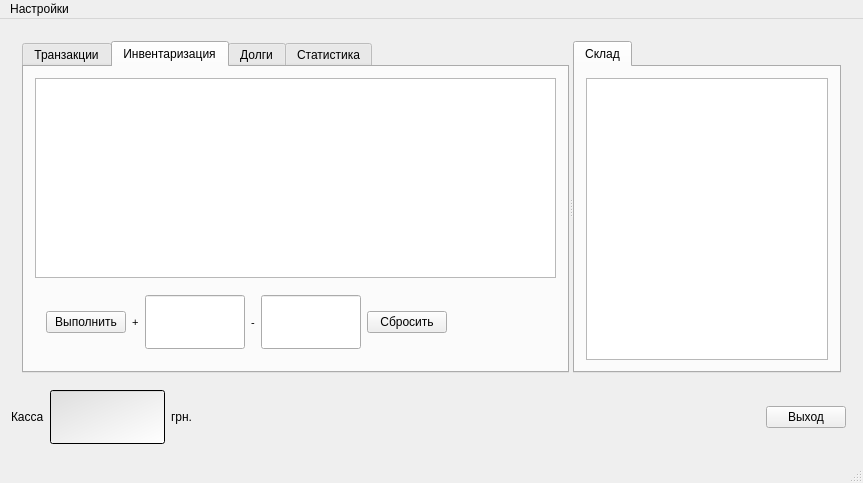
First picture: the form in bar/bar.ui, repository SergMaruda/bar, before the edit.
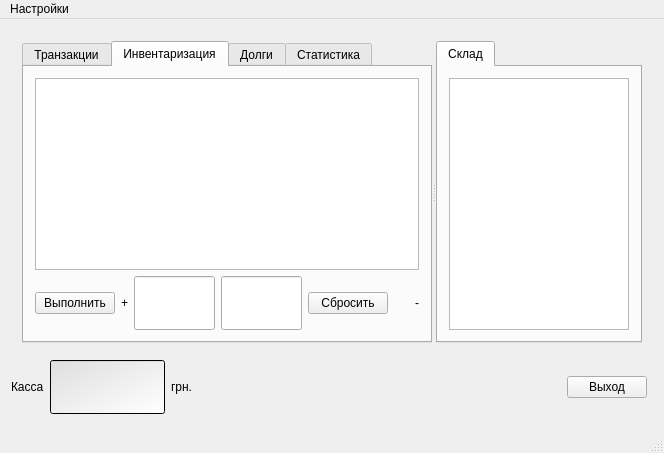
Second picture: the form after the edit. The open tabs and pages were chosen to show the change. Icons and pictures are not drawn. Custom widgets are drawn as their Qt base class.

Commit message: GUI Update: removing useless things

Diff of the .ui file:
```diff
--- a/bar/bar.ui
+++ b/bar/bar.ui
@@ -6,8 +6,8 @@
    <rect>
     <x>0</x>
     <y>0</y>
-    <width>863</width>
-    <height>483</height>
+    <width>664</width>
+    <height>453</height>
    </rect>
   </property>
   <property name="windowTitle">
@@ -45,7 +45,7 @@
            </size>
           </property>
           <property name="currentIndex">
-           <number>0</number>
+           <number>1</number>
           </property>
           <widget class="QWidget" name="tabWidgetPage1_2">
            <attribute name="title">
@@ -112,7 +112,7 @@
                </size>
               </property>
               <property name="currentIndex">
-               <number>2</number>
+               <number>0</number>
               </property>
               <widget class="QWidget" name="tabWidgetPage1">
                <attribute name="title">
@@ -231,13 +231,13 @@
                  <widget class="QPushButton" name="pushButton">
                   <property name="minimumSize">
                    <size>
-                    <width>125</width>
-                    <height>33</height>
+                    <width>0</width>
+                    <height>0</height>
                    </size>
                   </property>
                   <property name="maximumSize">
                    <size>
-                    <width>125</width>
+                    <width>120</width>
                     <height>16777215</height>
                    </size>
                   </property>
@@ -606,11 +606,6 @@
               </widget>
              </widget>
             </item>
-            <item>
-             <widget class="QWidget" name="widget_2" native="true">
-              <layout class="QHBoxLayout" name="horizontalLayout_3"/>
-             </widget>
-            </item>
            </layout>
           </widget>
           <widget class="QWidget" name="tab_3">
@@ -618,22 +613,15 @@
             <string>Инвентаризация</string>
            </attribute>
            <layout class="QGridLayout" name="gridLayout_4">
-            <item row="0" column="0">
+            <item row="2" column="0">
              <widget class="QTableViewCheckView" name="tableViewGoodsCheck">
               <property name="editTriggers">
                <set>QAbstractItemView::AnyKeyPressed|QAbstractItemView::DoubleClicked</set>
               </property>
              </widget>
             </item>
-            <item row="1" column="0">
-             <widget class="QWidget" name="widget" native="true">
-              <property name="minimumSize">
-               <size>
-                <width>0</width>
-                <height>20</height>
-               </size>
-              </property>
-              <layout class="QHBoxLayout" name="horizontalLayout_4">
+            <item row="3" column="0">
+             <layout class="QHBoxLayout" name="horizontalLayout_3">
                <item>
                 <widget class="QPushButton" name="performGoodsCheck">
                  <property name="text">
@@ -643,15 +631,6 @@
                </item>
                <item>
                 <widget class="QLabel" name="label_14">
-                 <property name="font">
-                  <font>
-                   <family>MS Shell Dlg 2</family>
-                   <pointsize>8</pointsize>
-                   <weight>50</weight>
-                   <italic>false</italic>
-                   <bold>false</bold>
-                  </font>
-                 </property>
                  <property name="text">
                   <string>+</string>
                  </property>
@@ -670,22 +649,6 @@
                  </property>
                 </widget>
                </item>
-               <item>
-                <widget class="QLabel" name="label_15">
-                 <property name="font">
-                  <font>
-                   <family>MS Shell Dlg 2</family>
-                   <pointsize>8</pointsize>
-                   <weight>50</weight>
-                   <italic>false</italic>
-                   <bold>false</bold>
-                  </font>
-                 </property>
-                 <property name="text">
-                  <string>-</string>
-                 </property>
-                </widget>
-               </item>
                <item>
                 <widget class="QLineEdit" name="lineEditGoodMinus">
                  <property name="maximumSize">
@@ -719,8 +682,14 @@
                  </property>
                 </spacer>
                </item>
-              </layout>
-             </widget>
+              <item>
+               <widget class="QLabel" name="label_15">
+                <property name="text">
+                 <string>-</string>
+                </property>
+               </widget>
+              </item>
+             </layout>
             </item>
            </layout>
           </widget>
@@ -949,7 +918,7 @@
            <attribute name="title">
             <string>Склад</string>
            </attribute>
-           <layout class="QHBoxLayout" name="horizontalLayout_2">
+           <layout class="QHBoxLayout" name="horizontalLayout_2" stretch="1">
             <item>
              <widget class="QTableViewGoodsStore" name="tableViewGood">
               <property name="minimumSize">
@@ -998,7 +967,7 @@
     <item>
      <layout class="QHBoxLayout" name="horizontalLayout" stretch="0,4,0,4,0">
       <property name="sizeConstraint">
-       <enum>QLayout::SetDefaultConstraint</enum>
+       <enum>QLayout::SetFixedSize</enum>
       </property>
       <property name="rightMargin">
        <number>6</number>
@@ -1367,10 +1336,6 @@
           <bold>false</bold>
          </font>
         </property>
-        <property name="styleSheet">
-         <string notr="true">border-image: url(:/bar/Resources/1283428005-7788.jpg);
-color:rgb(0, 0, 0)</string>
-        </property>
         <property name="alignment">
          <set>Qt::AlignCenter</set>
         </property>
@@ -1426,7 +1391,7 @@
     <rect>
      <x>0</x>
      <y>0</y>
-     <width>863</width>
+     <width>664</width>
      <height>19</height>
     </rect>
    </property>
```
Lines whose indentation alone changed are shown as unchanged.
